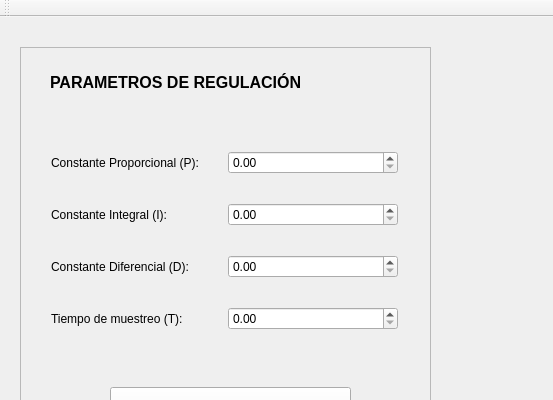
The window that mainwindow.ui (luisjogl/DC-motor-regulator) describes before a commit, drawn with Qt 5; both pictures show x 0 to 553 and y 0 to 400 of the 1439 by 742 pixel window.
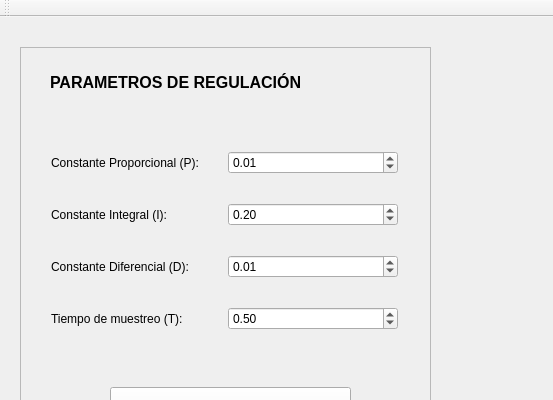
The same window after the commit. Custom widgets are drawn as their Qt base class.

Commit message: Valores iniciales de regulación puestos en interfaz

The edit to the form file:
```diff
--- a/mainwindow.ui
+++ b/mainwindow.ui
@@ -1504,7 +1504,11 @@
          </widget>
         </item>
         <item>
-         <widget class="QDoubleSpinBox" name="doubleSpinBoxP"/>
+         <widget class="QDoubleSpinBox" name="doubleSpinBoxP">
+          <property name="value">
+           <double>0.010000000000000</double>
+          </property>
+         </widget>
         </item>
        </layout>
       </item>
@@ -1518,7 +1522,11 @@
          </widget>
         </item>
         <item>
-         <widget class="QDoubleSpinBox" name="doubleSpinBoxI"/>
+         <widget class="QDoubleSpinBox" name="doubleSpinBoxI">
+          <property name="value">
+           <double>0.200000000000000</double>
+          </property>
+         </widget>
         </item>
        </layout>
       </item>
@@ -1532,7 +1540,11 @@
          </widget>
         </item>
         <item>
-         <widget class="QDoubleSpinBox" name="doubleSpinBoxD"/>
+         <widget class="QDoubleSpinBox" name="doubleSpinBoxD">
+          <property name="value">
+           <double>0.010000000000000</double>
+          </property>
+         </widget>
         </item>
        </layout>
       </item>
@@ -1546,7 +1558,11 @@
          </widget>
         </item>
         <item>
-         <widget class="QDoubleSpinBox" name="doubleSpinBoxT"/>
+         <widget class="QDoubleSpinBox" name="doubleSpinBoxT">
+          <property name="value">
+           <double>0.500000000000000</double>
+          </property>
+         </widget>
         </item>
        </layout>
       </item>
```
The commit also changes 2 other files.
